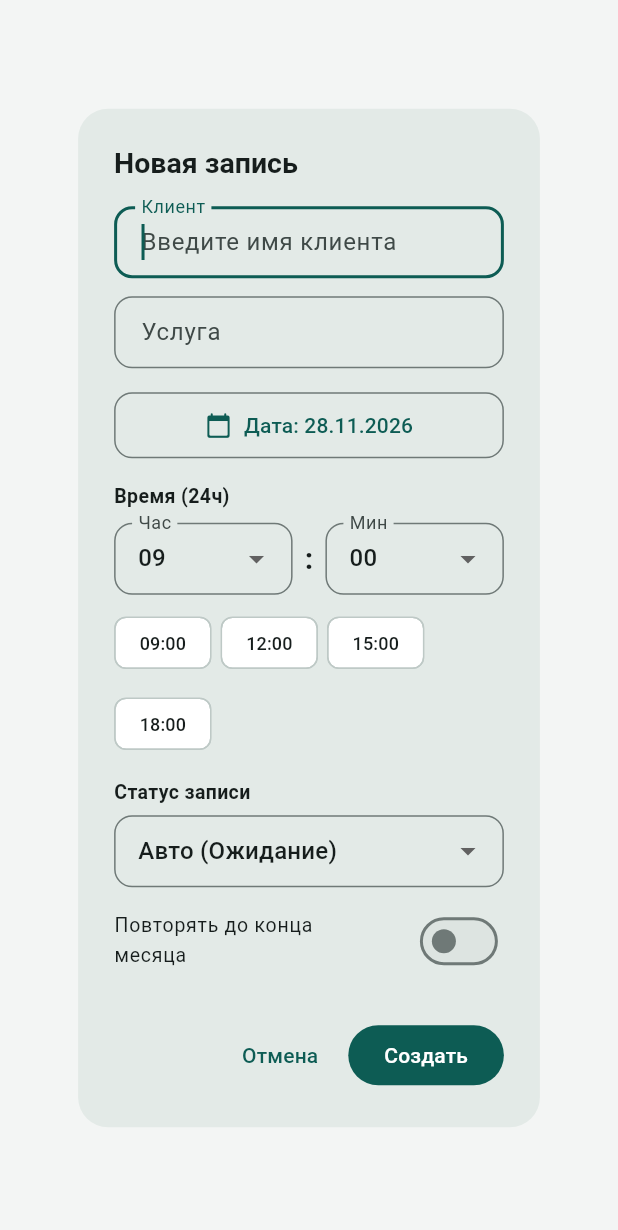
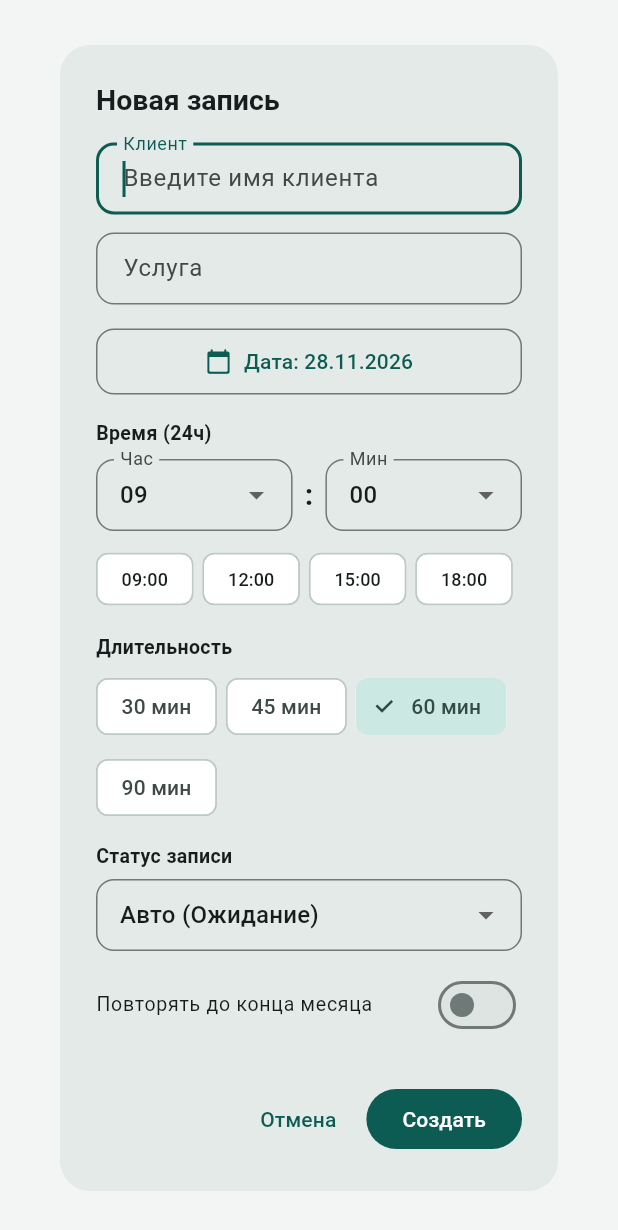
Before and after one commit to Alihan90/client_plan, a Flutter app: the AppointmentDialog widget shown alone on an empty page, opened directly with empty values, on a phone screen of 412 x 824 dp. Shown: the top 1230 px of the screen. Run offline on Flutter 3.47's test engine with Material 3 defaults, Android fonts, the phone set to English and light mode, and no system bars; missing offline and left inert: home_widget.

Commit message:
Add durationMinutes for appointment management
Added durationMinutes field to manage appointment duration and updated UI to select duration.

```diff
--- a/lib/widgets/appointment_dialog.dart
+++ b/lib/widgets/appointment_dialog.dart
@@ -28,11 +28,13 @@ class _AppointmentDialogState extends State<AppointmentDialog> {
   late DateTime _selectedDate;
   late int _selectedHour;
   late int _selectedMinute;
+  late int _durationMinutes;
   bool _repeatUntilEndOfMonth = false;
   final Set<int> _repeatWeekdays = {};
   bool? _manualStatus;
 
   static const List<int> _minuteSteps = [0, 5, 10, 15, 20, 25, 30, 35, 40, 45, 50, 55];
+  static const List<int> _durationOptions = [30, 45, 60, 90];
 
   @override
   void initState() {
@@ -51,6 +53,11 @@ class _AppointmentDialogState extends State<AppointmentDialog> {
     _selectedMinute = _minuteSteps.reduce(
       (a, b) => (a - rawMinute).abs() < (b - rawMinute).abs() ? a : b,
     );
+
+    _durationMinutes = ex?.durationMinutes ?? 60;
+    if (!_durationOptions.contains(_durationMinutes)) {
+      _durationMinutes = 60;
+    }
 
     _repeatWeekdays.add(_selectedDate.weekday);
     _manualStatus = ex?.isCompleted;
@@ -109,6 +116,7 @@ class _AppointmentDialogState extends State<AppointmentDialog> {
           serviceName: _serviceCtrl.text,
           date: _selectedDate,
           startMinutes: startMinutes,
+          durationMinutes: _durationMinutes,
           isCompleted: _manualStatus,
           clearManualStatus: _manualStatus == null,
         ),
@@ -119,6 +127,7 @@ class _AppointmentDialogState extends State<AppointmentDialog> {
         serviceName: _serviceCtrl.text,
         date: _selectedDate,
         startMinutes: startMinutes,
+        durationMinutes: _durationMinutes,
         repeatUntilEndOfMonth: _repeatUntilEndOfMonth,
         repeatWeekdays: _repeatWeekdays,
         isCompleted: _manualStatus,
@@ -270,6 +279,24 @@ class _AppointmentDialogState extends State<AppointmentDialog> {
               ),
               const SizedBox(height: 12),
               Text(
+                c.tr('duration_label'),
+                style: const TextStyle(fontWeight: FontWeight.w600, fontSize: 13),
+              ),
+              const SizedBox(height: 6),
+              Wrap(
+                spacing: 6,
+                runSpacing: 6,
+                children: _durationOptions.map((mins) {
+                  final selected = _durationMinutes == mins;
+                  return ChoiceChip(
+                    label: Text('$mins ${c.tr('minutes_short')}'),
+                    selected: selected,
+                    onSelected: (_) => setState(() => _durationMinutes = mins),
+                  );
+                }).toList(),
+              ),
+              const SizedBox(height: 12),
+              Text(
                 c.tr('status_label'),
                 style: const TextStyle(fontWeight: FontWeight.w600, fontSize: 13),
               ),
```
